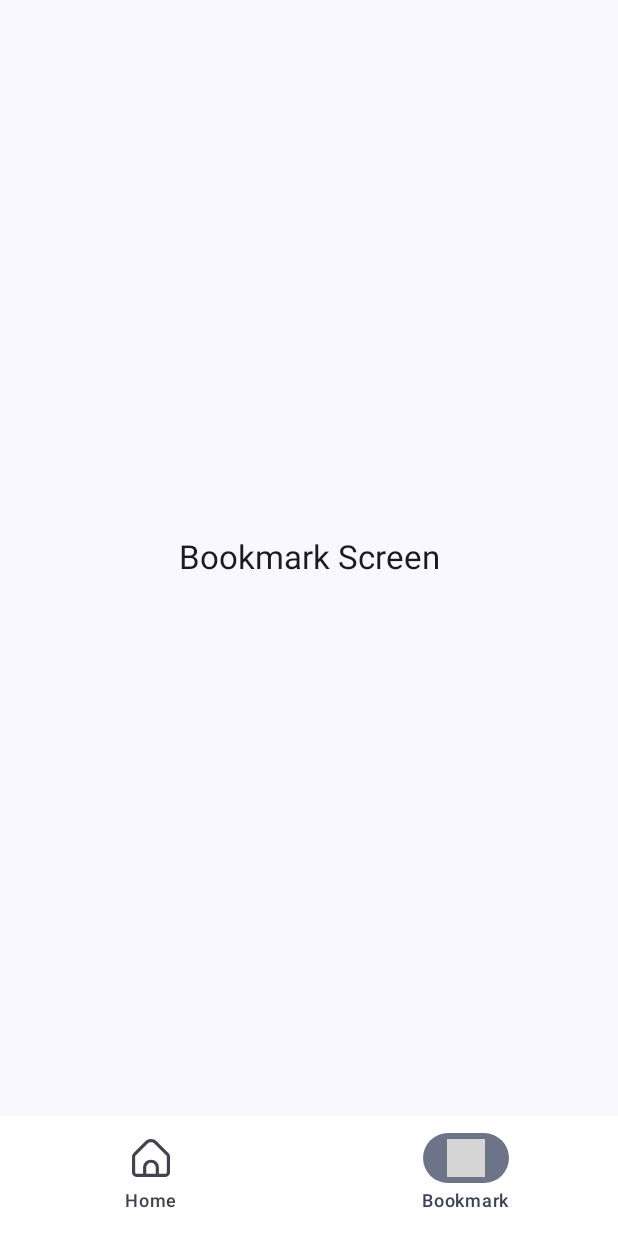
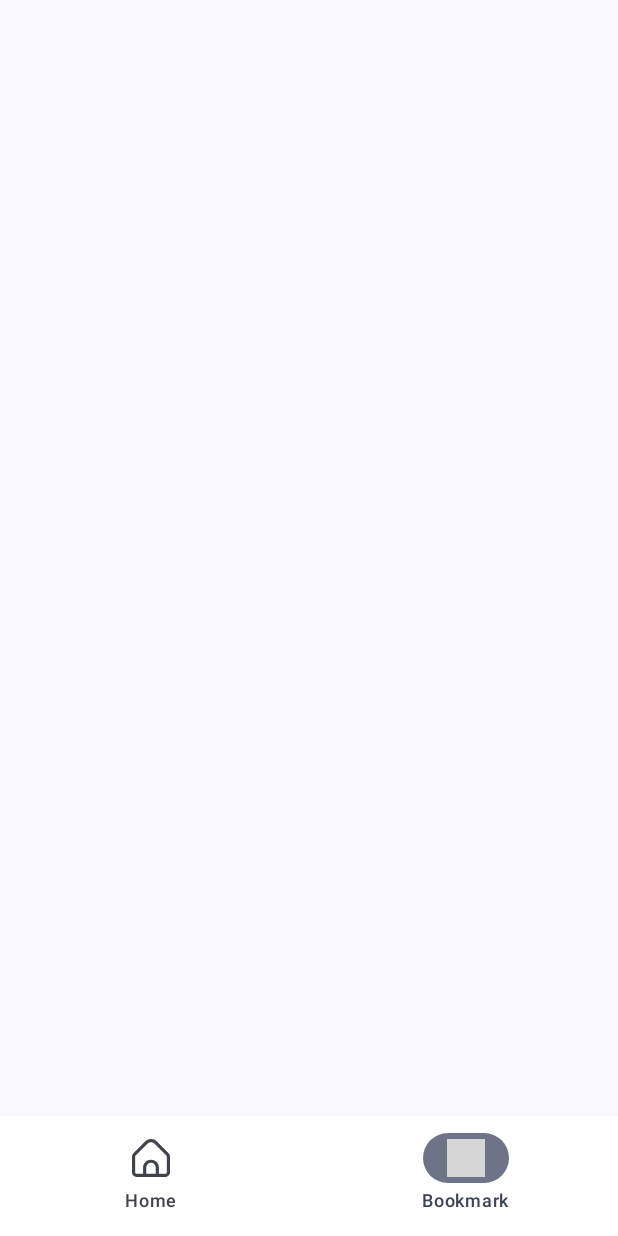
Before and after one commit to MubsCompany/Resepi, an Android app built with Jetpack Compose: the @Preview function BottomNavigationPreview, item 2 of the bottom bar chosen, on a phone screen of 412 x 824 dp. Run offline under Robolectric (Android 15) with nearby library versions, the phone set to English and light mode, and no system bars; 2 statements that could not run were skipped; grey boxes are pictures that could not be loaded.

Commit message:
Clear Bug BottomNavigarionBar

```diff
--- a/app/src/main/java/org/d3if3011/resepi/ui/screen/BookmarkScreen.kt
+++ b/app/src/main/java/org/d3if3011/resepi/ui/screen/BookmarkScreen.kt
@@ -23,7 +23,7 @@ import org.d3if3011.resepi.R
 import org.d3if3011.resepi.ui.theme.ResepiTheme
 
 @Composable
-fun BookmarkScreen(navController: NavController) {
+fun BookmarkScreen(modifier: Modifier) {
     ResepiTheme {
         Surface(
             modifier = Modifier.fillMaxSize(),
--- a/app/src/main/java/org/d3if3011/resepi/ui/screen/BottomNavigationBar.kt
+++ b/app/src/main/java/org/d3if3011/resepi/ui/screen/BottomNavigationBar.kt
@@ -21,6 +21,7 @@ import androidx.compose.ui.res.painterResource
 import androidx.compose.ui.tooling.preview.Preview
 import androidx.compose.ui.unit.dp
 import androidx.navigation.NavGraph.Companion.findStartDestination
+import androidx.navigation.NavHostController
 import androidx.navigation.compose.NavHost
 import androidx.navigation.compose.composable
 import androidx.navigation.compose.rememberNavController
@@ -30,7 +31,7 @@ import org.d3if3011.resepi.ui.theme.ResepiTheme
 
 @OptIn(ExperimentalMaterial3Api::class)
 @Composable
-fun BottomNavigationBar() {
+fun BottomNavigationBar(navController: NavHostController) {
 //initializing the default selected item
     var navigationSelectedItem by remember {
         mutableStateOf(0)
@@ -39,13 +40,7 @@ fun BottomNavigationBar() {
      * by using the rememberNavController()
      * we can get the instance of the navController
      */
-    val navController = rememberNavController()
-
-
-
-//scaffold to hold our bottom navigation Bar
     Scaffold(
-        modifier = Modifier.fillMaxSize(),
         bottomBar = {
             NavigationBar (
                 containerColor = Color.White,
@@ -80,34 +75,38 @@ fun BottomNavigationBar() {
                     )
                 }
             }
-        }
+        },
     ) { paddingValues ->
         //We need to setup our NavHost in here
-        NavHost(
-            navController = navController,
-            startDestination = Screen.HomePage.route,
-            modifier = Modifier.padding(paddingValues = paddingValues)) {
-            composable(Screen.HomePage.route) {
-                HomeScreen(
-                    navController
-                )
-            }
-            composable(Screen.BookmarkPage.route) {
-                BookmarkScreen(
-                    navController = navController
-                )
-            }
-//            composable(Screens.Profile.route) {
-//                //call our composable screens here
+//        NavHost(
+//            navController = navController,
+//            startDestination = Screen.HomePage.route,
+//            modifier = Modifier.padding(paddingValues = paddingValues)) {
+//            composable(Screen.HomePage.route) {
+//                HomeScreen(
+//                    navController
+//                )
 //            }
-        }
+//            composable(Screen.BookmarkPage.route) {
+//                BookmarkScreen(
+//                    navController = navController
+//                )
+//            }
+////            composable(Screens.Profile.route) {
+////                //call our composable screens here
+////            }
+//        }
     }
+
+
+
+//scaffold to hold our bottom navigation Bar
 }
 
 @Preview
 @Composable
 fun BottomNavigationPreview() {
     ResepiTheme {
-        BottomNavigationBar()
+        BottomNavigationBar(rememberNavController())
     }
 }
```
Also changed, not shown: app/src/main/java/org/d3if3011/resepi/ui/screen/HomeScreen.kt (+41 -3 lines).
